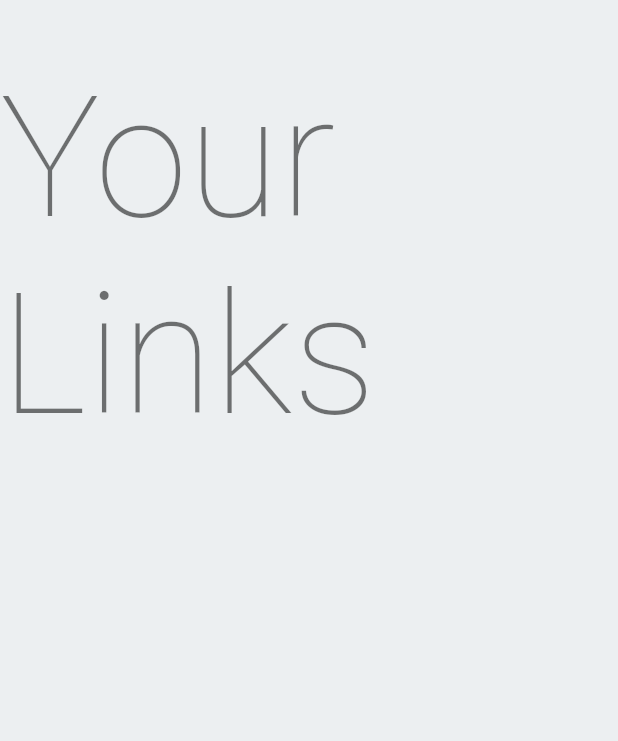
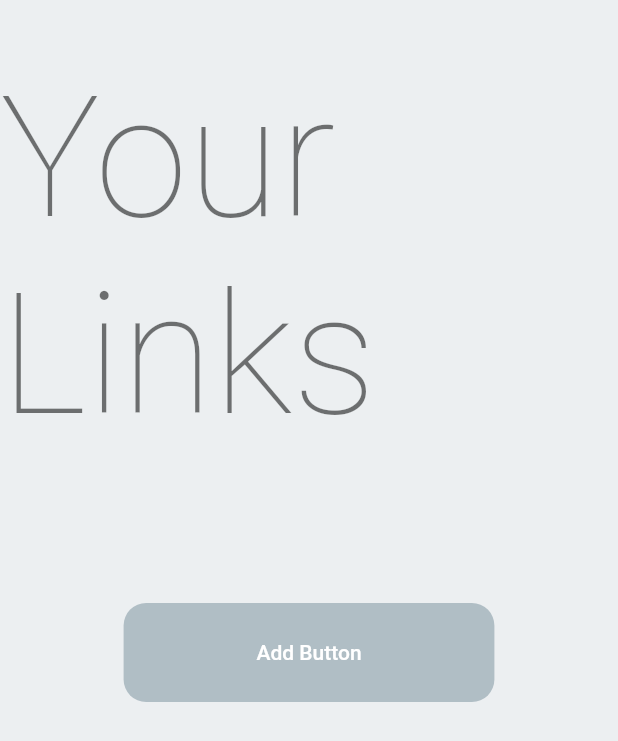
Before and after one commit to Jujubalandia/links_landing_page, a Flutter app: the ButtonSettingsSection widget shown alone on an empty page, opened directly, on a phone screen of 412 x 824 dp. Shown: the top 741 px of the screen. Run offline on Flutter 3.47's test engine with Material 2 defaults, Android fonts, the phone set to English and light mode, and no system bars; network calls fail.

Commit message:
button add button created

```diff
--- a/lib/settings_page/buttons_settings_section.dart
+++ b/lib/settings_page/buttons_settings_section.dart
@@ -18,7 +18,22 @@ class ButtonSettingsSection extends StatelessWidget {
                 SizedBox(height: 40),
                 Text('Your Links',
                     style: Theme.of(context).textTheme.headline1),
-                SizedBox(height: 180),
+                SizedBox(height: 100),
+                SizedBox(
+                  width: constraints.maxWidth * 0.6,
+                  child: FlatButton(
+                    padding: EdgeInsets.symmetric(vertical: 25),
+                    shape: RoundedRectangleBorder(
+                      borderRadius: BorderRadius.circular(15),
+                    ),
+                    child: Text(
+                      'Add Button',
+                      style: TextStyle(color: Colors.white),
+                    ),
+                    color: Colors.blueGrey.shade200,
+                    onPressed: () {},
+                  ),
+                )
               ],
             ),
           );
```
